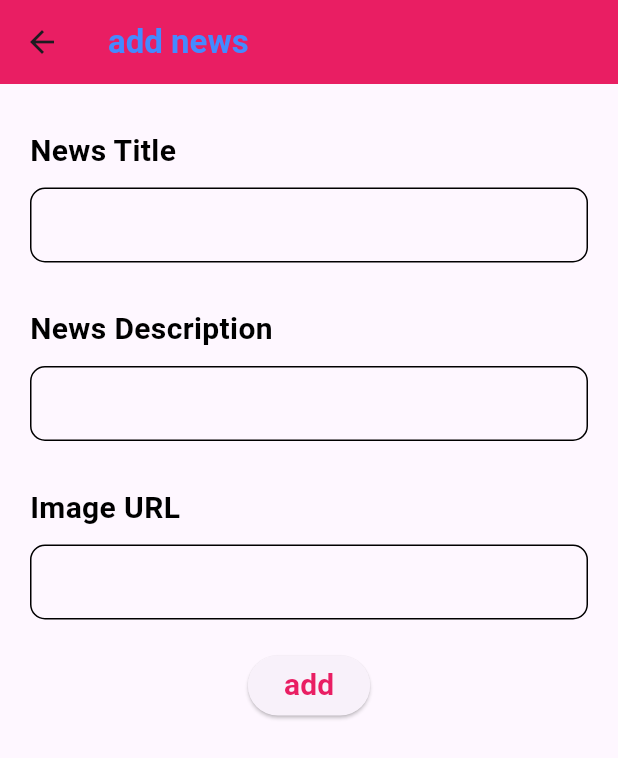
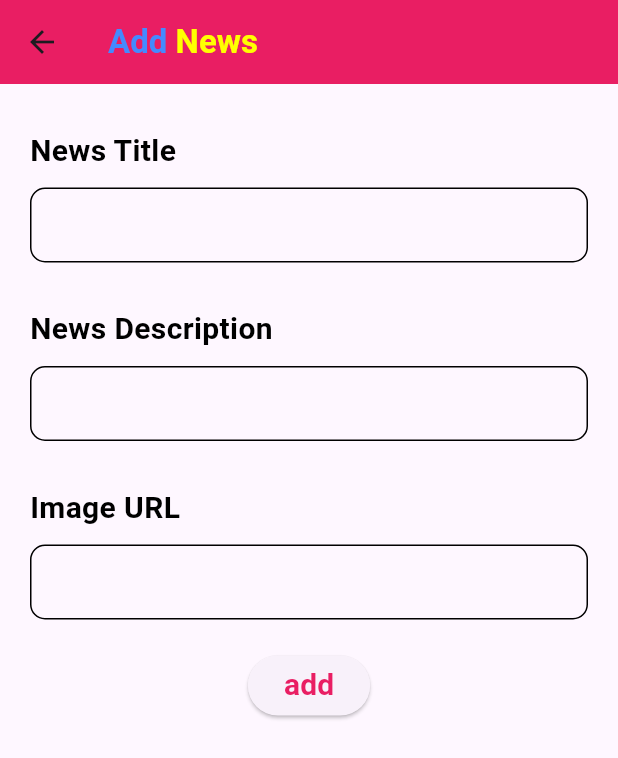
Before and after one commit to aniketjohri23/alk_news, a Flutter app: the news screen opened directly, on a phone screen of 412 x 824 dp. Shown: the top 758 px of the screen. Run offline on Flutter 3.47's test engine with Material 3 defaults, Android fonts, the phone set to English and light mode, and no system bars; our stand-ins replace cached_network_image, cloud_firestore, firebase_core, fluttertoast, random_string; accounts and stored records are empty.

Commit message:
updated add page

```diff
--- a/lib/addNews.dart
+++ b/lib/addNews.dart
@@ -21,7 +21,13 @@ class _newsState extends State<news> {
   Widget build(BuildContext context) {
    return Scaffold(
      appBar: AppBar(
-       title: const Text("add news",style: TextStyle(color: Colors.blueAccent,fontWeight: FontWeight.bold),),
+       title: const Row(
+
+         children: [
+           Text("Add ",style: TextStyle(color: Colors.blueAccent,fontWeight: FontWeight.bold),),
+           Text("News",style: TextStyle(color: Colors.yellowAccent,fontWeight: FontWeight.bold),),
+         ],
+       ),
        backgroundColor: Colors.pink,
      ),
      body: Container(
```
